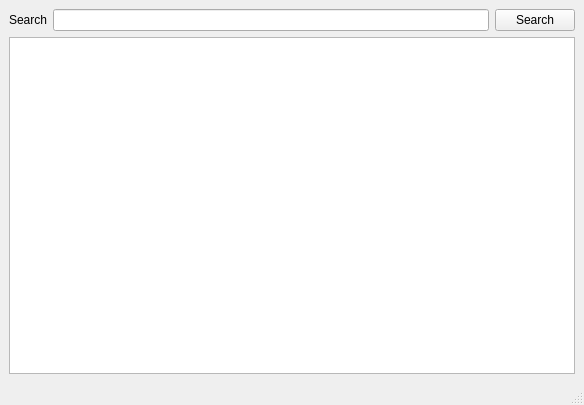
Before: the Qt Designer form src/TimeTracker/activity_browser.ui in miere43/jatt, drawn with Qt 5.
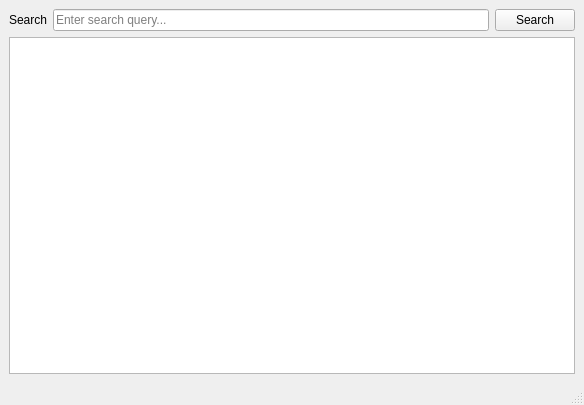
After: the same form once the commit is applied.

Commit message: Activity Browser search queries and table view progress

The edit to the form file:
```diff
--- a/src/TimeTracker/activity_browser.ui
+++ b/src/TimeTracker/activity_browser.ui
@@ -25,7 +25,14 @@
        </widget>
       </item>
       <item>
-       <widget class="QLineEdit" name="searchQueryLineEdit"/>
+       <widget class="QLineEdit" name="searchQueryLineEdit">
+        <property name="placeholderText">
+         <string>Enter search query...</string>
+        </property>
+        <property name="clearButtonEnabled">
+         <bool>true</bool>
+        </property>
+       </widget>
       </item>
       <item>
        <widget class="QPushButton" name="searchButton">
```
Left out of the diff: 46 changed lines with no effect on the pictures. The commit also changes 8 other files.
